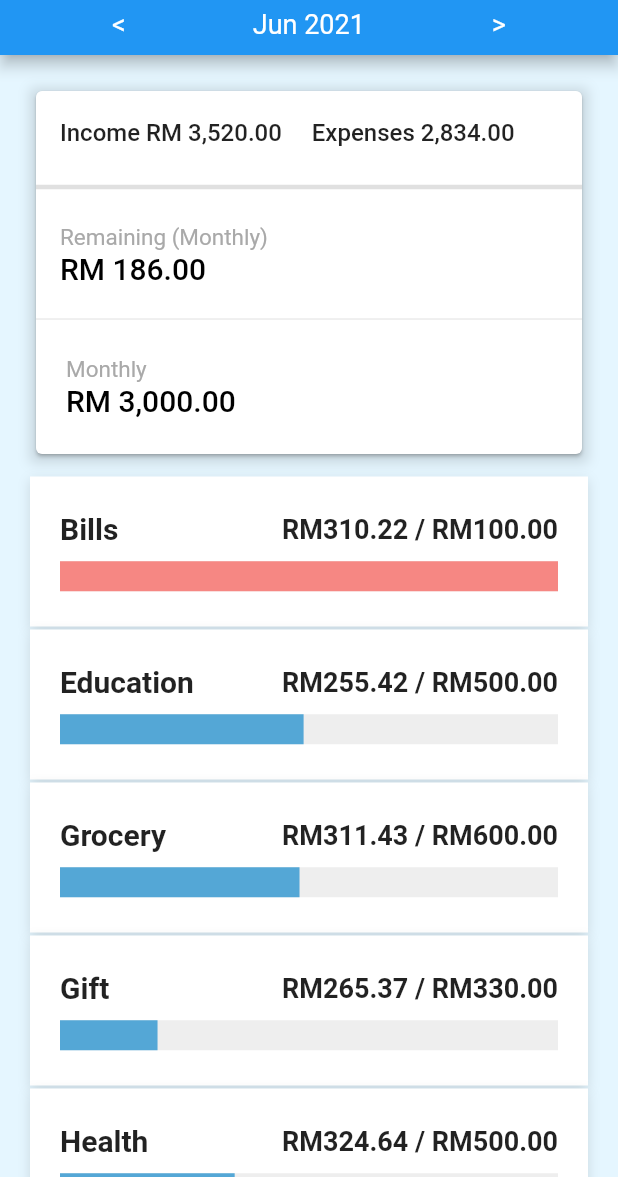
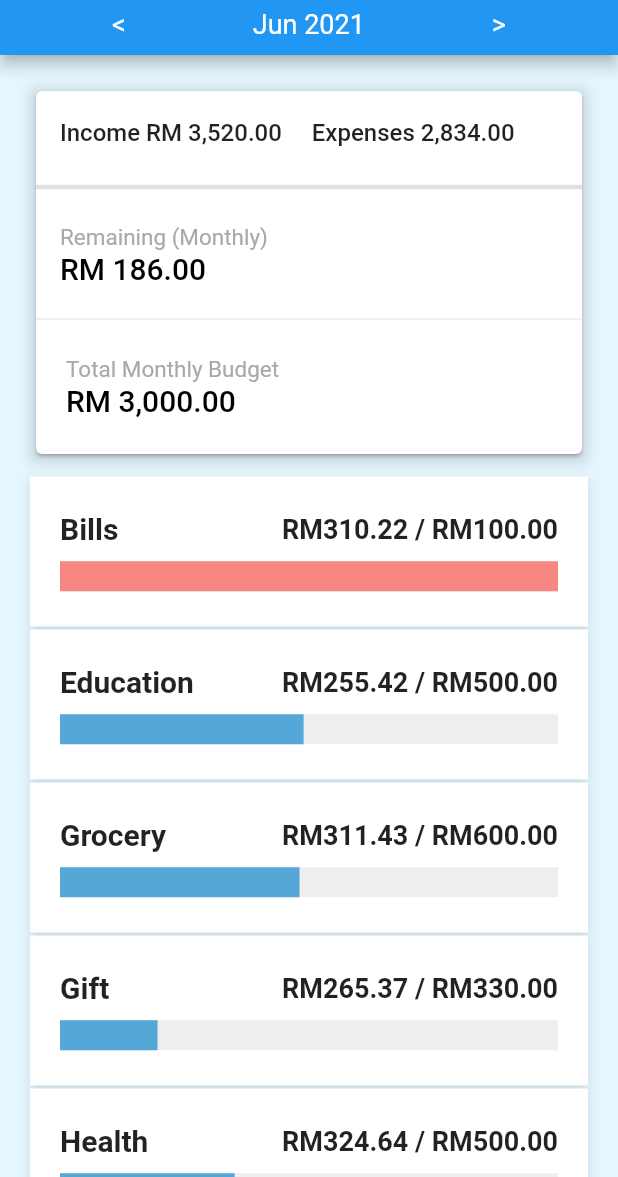
Before and after one commit to seoksee/WhatTheHack, a Flutter app: the BudgetScreen screen opened directly, on a phone screen of 412 x 824 dp, the part 59-1236 px from its top. Run offline on Flutter 3.47's test engine with Material 2 defaults, Android fonts, the phone set to English and light mode, and no system bars; our stand-ins replace select_form_field, shared_preferences, syncfusion_flutter_charts, webview_flutter; accounts and stored records are empty.

Commit message:
update total monthly budget

```diff
--- a/lib/screens/BudgetScreen.dart
+++ b/lib/screens/BudgetScreen.dart
@@ -178,7 +178,7 @@ class _BudgetScreenState extends State<BudgetScreen> {
                                 contentPadding:
                                     EdgeInsets.fromLTRB(20.0, 0.0, 0.0, 10.0),
                                 title: Text(
-                                  'Monthly',
+                                  'Total Monthly Budget',
                                   style: TextStyle(
                                       fontSize: 15, color: Color(0xffa9a9a9)),
                                 ),
```
